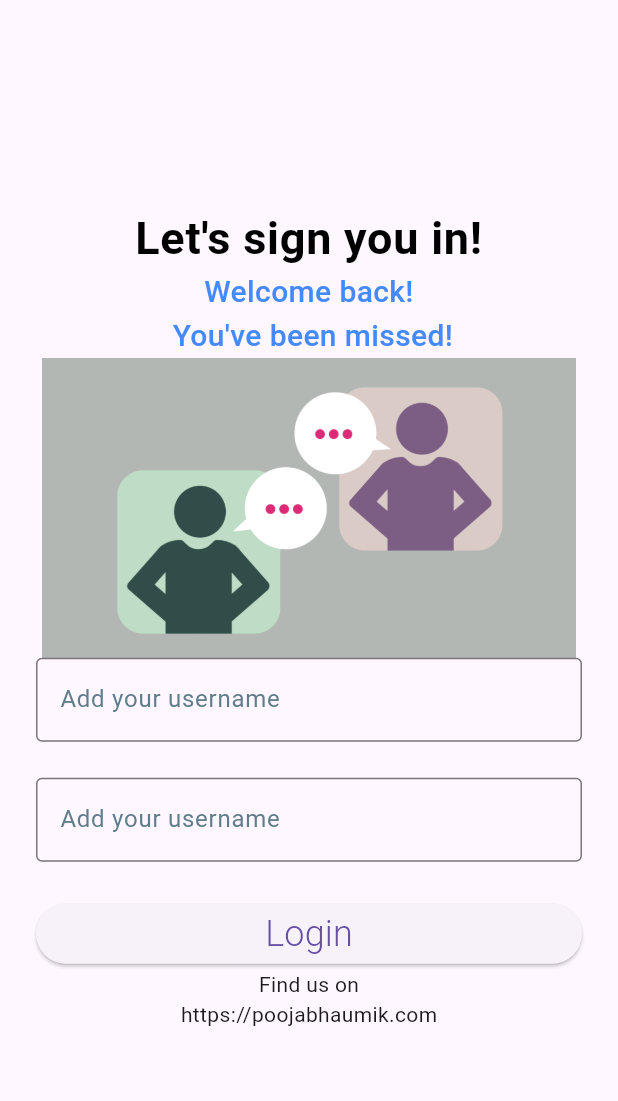
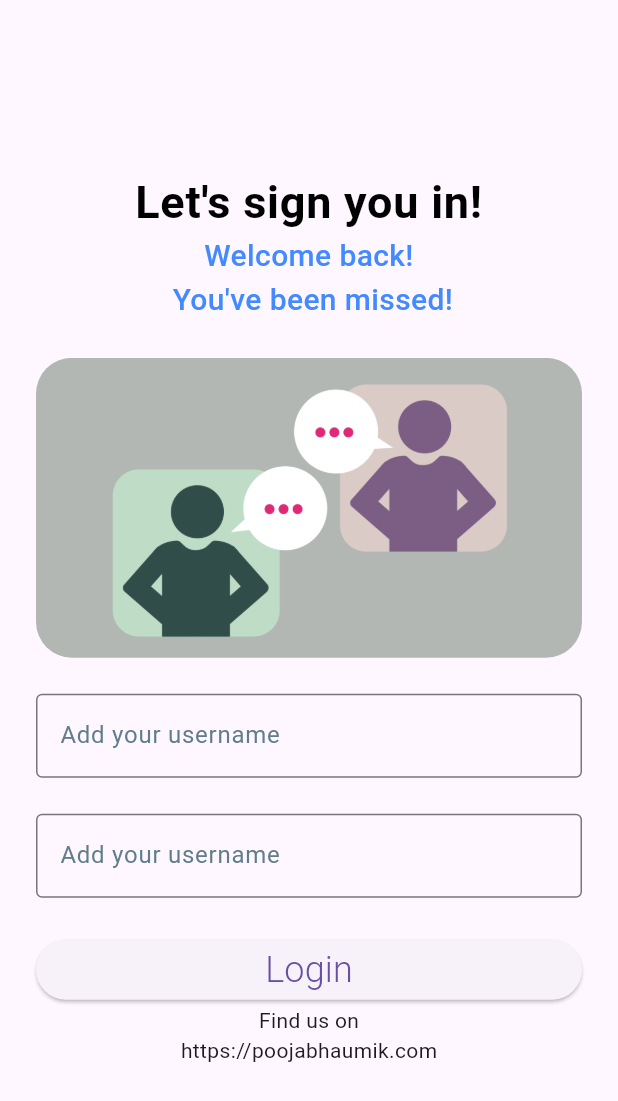
Before and after one commit to HannahCimene/PPP_FlutterEssentialTraining, a Flutter app: the screen it shows after launch, on a phone screen of 412 x 824 dp. Shown: the top 1101 px of the screen. Run offline on Flutter 3.47's test engine with Material 3 defaults, Android fonts, the phone set to English and light mode, and no system bars.

Commit message:
Chapter 6 - Creating rounded UI elements

```diff
--- a/chat/lib/login_page.dart
+++ b/chat/lib/login_page.dart
@@ -56,10 +56,20 @@ class LoginPage extends StatelessWidget {
                   color: Colors.blueAccent,
                   fontSize: 20),
             ),
-            Image.asset(
-              'assets/illustration.png',
+
+            verticalSpacing(24),
+
+            Container(
               height: 200,
+              width: MediaQuery.of(context).size.width,
+              decoration: BoxDecoration(
+                  image: DecorationImage(
+                      fit: BoxFit.fitWidth,
+                      image: AssetImage('assets/illustration.png')),
+                  borderRadius: BorderRadius.circular(24)),
             ),
+
+            verticalSpacing(24),
 
             Form(
               key: _formkey,
@@ -111,7 +121,7 @@ class LoginPage extends StatelessWidget {
                 print('Link clicked!');
                 // if (!await launch(_mainUrl)) {
                 //   throw Exception('Could not launch');}
-                },
+              },
               child: Column(
                 children: [
                   Text('Find us on'),
```
Also changed, not shown: chat/lib/widgets/chat_bubble.dart (+13 -7 lines).
